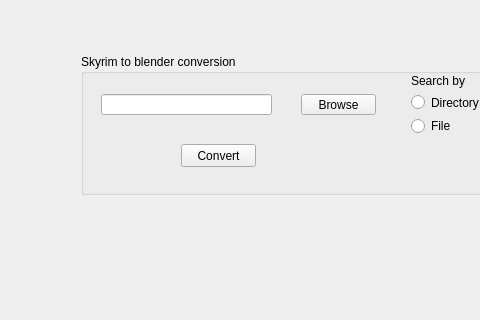
Before: the Qt Designer form view/window.ui in boubou37/nif_helper_tools, drawn with Qt 5; both pictures show x 129 to 609 and y 146 to 466 of the 800 by 600 pixel window.
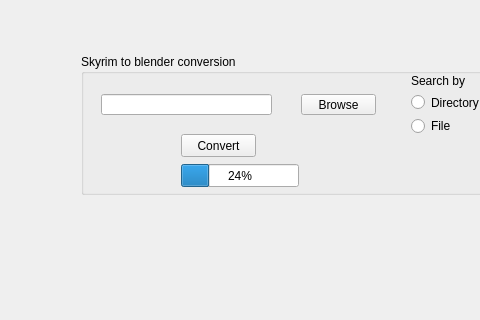
After: the same form once the commit is applied.

Commit message: added folder conversion

```diff
--- a/view/window.ui
+++ b/view/window.ui
@@ -62,7 +62,7 @@
      <property name="geometry">
       <rect>
        <x>100</x>
-       <y>90</y>
+       <y>80</y>
        <width>75</width>
        <height>23</height>
       </rect>
@@ -104,6 +104,19 @@
       </item>
      </layout>
     </widget>
+    <widget class="QProgressBar" name="progressBar">
+     <property name="geometry">
+      <rect>
+       <x>100</x>
+       <y>110</y>
+       <width>118</width>
+       <height>23</height>
+      </rect>
+     </property>
+     <property name="value">
+      <number>24</number>
+     </property>
+    </widget>
    </widget>
   </widget>
   <widget class="QMenuBar" name="menubar">
```
The commit also changes 2 other files.
